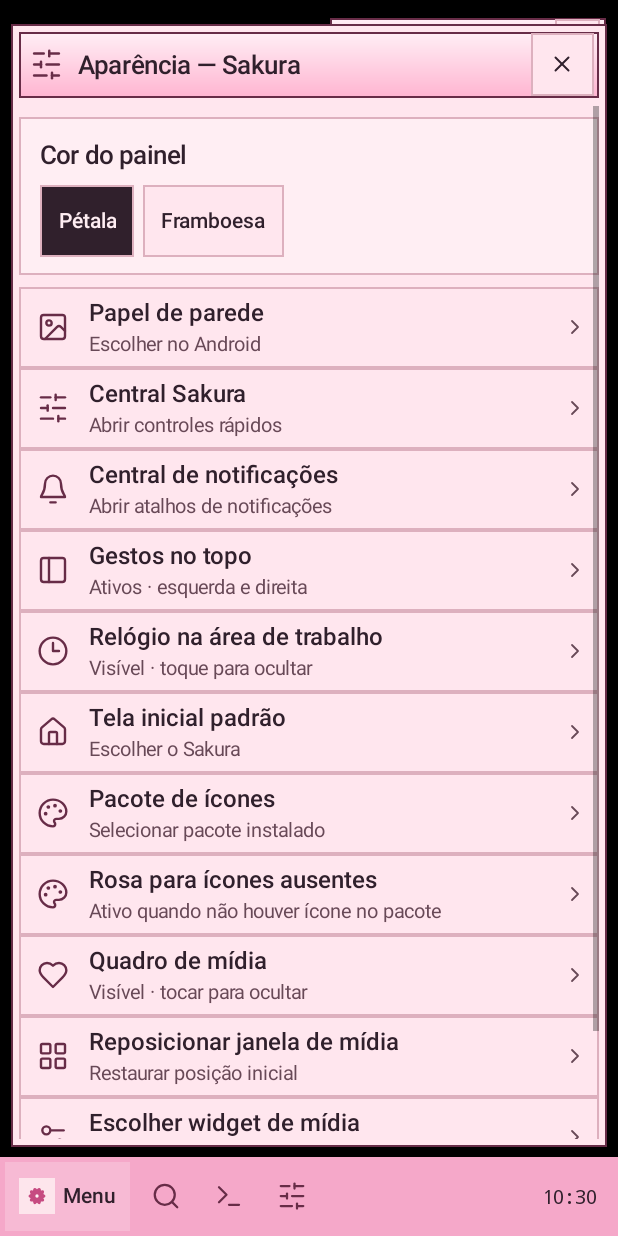
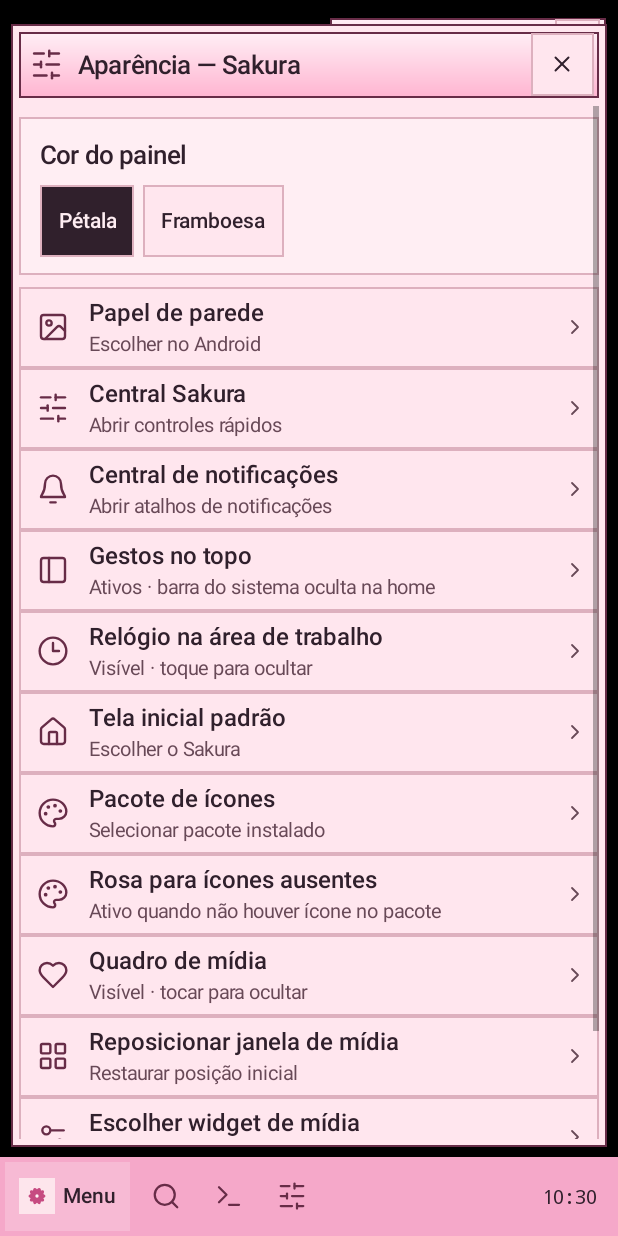
Before and after one commit to elenaess/rose, an Android app: the screen it shows after launch (HomeActivity), after a tap on "Configurações", on a phone screen of 412 x 824 dp. Run offline under Robolectric (Android 15) with nearby library versions, the phone set to English and light mode, and no system bars; pictures from the network do not load.

Commit message:
Sakura 0.5.2: full-screen center and home-only immersive status bar

```diff
--- a/app/build.gradle
+++ b/app/build.gradle
@@ -6,8 +6,8 @@ android {
         applicationId 'br.dev.rose.launcher'
         minSdk 30
         targetSdk 35
-        versionCode 10
-        versionName '0.5.1'
+        versionCode 11
+        versionName '0.5.2'
     }
     compileOptions {
         sourceCompatibility JavaVersion.VERSION_1_8
--- a/app/src/main/java/br/dev/rose/launcher/ControlCenter.java
+++ b/app/src/main/java/br/dev/rose/launcher/ControlCenter.java
@@ -82,7 +82,7 @@ final class ControlCenter {
         LinearLayout card=u.box(true);u.pad(card,12,13,12,13);card.setBackground(u.shape(MILK,0,BORDER));
         card.addView(u.glyph(R.drawable.ic_sakura_bell,WINE),u.lp(26,26));u.gap(card,8);
         card.addView(u.text("Notificações do sistema",17,INK,"sans-serif-medium"));u.gap(card,7);
-        card.addView(u.text("Para ler mensagens e alertas reais, deslize a barra de status original do Android. O Sakura não lê o conteúdo das suas notificações.",14,MUTE,"sans-serif"));
+        card.addView(u.text("Para ler mensagens e alertas reais, deslize a partir da borda superior da tela para revelar a barra original do Android e abra as notificações. O Sakura não lê o conteúdo das suas notificações.",14,MUTE,"sans-serif"));
         body.addView(card);u.gap(body,8);
         body.addView(u.commandRow(R.drawable.ic_sakura_bell,"Configurações de notificações","Gerenciar alertas dos aplicativos",()->open(Settings.ACTION_ALL_APPS_NOTIFICATION_SETTINGS,Settings.ACTION_SETTINGS)));
         body.addView(u.commandRow(R.drawable.ic_clock_3,"Histórico de notificações","Abrir histórico, quando disponível",()->open("android.settings.NOTIFICATION_HISTORY",Settings.ACTION_ALL_APPS_NOTIFICATION_SETTINGS)));
--- a/app/src/main/java/br/dev/rose/launcher/HomeActivity.java
+++ b/app/src/main/java/br/dev/rose/launcher/HomeActivity.java
@@ -39,7 +39,7 @@ public final class HomeActivity extends Activity {
     private AlphabetIndex alphabet;
     private static final long MOTION=90L;
     private float shadeX,shadeY;
-    private boolean shadeCandidate,shadeConsumed;
+    private boolean shadeCandidate,shadeConsumed,shadeClosing;
     private SharedPreferences prefs;
     private final Catalog catalog = new Catalog();
     private volatile IconPack iconPack=IconPack.empty();
@@ -86,6 +86,7 @@ public final class HomeActivity extends Activity {
         navFill.setImportantForAccessibility(View.IMPORTANT_FOR_ACCESSIBILITY_NO);
         base.setOnApplyWindowInsetsListener((v, in) -> {
             Insets bounds = in.getInsets(WindowInsets.Type.systemBars() | WindowInsets.Type.displayCutout() | WindowInsets.Type.ime());
+            // Keep the camera cutout and navigation area safe, even when the status bar is hidden.
             safe.setPadding(bounds.left,bounds.top,bounds.right,bounds.bottom);
             FrameLayout.LayoutParams bar=(FrameLayout.LayoutParams)navFill.getLayoutParams();
             int bottom=in.getInsets(WindowInsets.Type.navigationBars()).bottom;
@@ -106,9 +107,11 @@ public final class HomeActivity extends Activity {
             if ("apps".equals(prev)) openApps(false);
             else if ("term".equals(prev)) openTerm();
             else if ("settings".equals(prev)) openSettings();
+            else if ("quick".equals(prev)) openCenter(true);
+            else if ("notices".equals(prev)) openCenter(false);
         }
     }
-    @Override protected void onResume() { super.onResume(); resumed=true; TerminalResult.onChange = terminalListener; terminalListener.run(); updateHomeChoice(); if(media!=null)media.start(); }
+    @Override protected void onResume() { super.onResume(); resumed=true; applyStatusBar(); TerminalResult.onChange = terminalListener; terminalListener.run(); updateHomeChoice(); if(media!=null)media.start(); }
     @Override protected void onPause() { resumed=false;if(media!=null)media.stop(); if (TerminalResult.onChange == terminalListener) TerminalResult.onChange = null; super.onPause(); }
     @Override protected void onDestroy() { if(media!=null)media.stop();widgetHost.stopListening();unregisterReceiver(packages);worker.shutdownNow();main.removeCallbacksAndMessages(null);super.onDestroy(); }
     @Override protected void onSaveInstanceState(Bundle state) {
@@ -116,24 +119,44 @@ public final class HomeActivity extends Activity {
         state.putString("draft","term".equals(page) && input != null ? input.getText().toString() : draft);
     }
     @Override protected void onNewIntent(Intent intent) { super.onNewIntent(intent);setIntent(intent);closeSheet(); }
+    private boolean centerPage(){return "quick".equals(page)||"notices".equals(page);}
+    private void applyStatusBar(){
+        if(prefs==null)return;
+        WindowInsetsController controller=getWindow().getInsetsController();
+        if(controller==null)return;
+        boolean hide=centerPage()||("home".equals(page)&&prefs.getBoolean("control_center",true));
+        controller.setSystemBarsBehavior(WindowInsetsController.BEHAVIOR_SHOW_TRANSIENT_BARS_BY_SWIPE);
+        if(hide)controller.hide(WindowInsets.Type.statusBars());
+        else controller.show(WindowInsets.Type.statusBars());
+    }
+    @Override public void onWindowFocusChanged(boolean focused){
+        super.onWindowFocusChanged(focused);
+        if(focused)applyStatusBar();
+    }
     @Override public boolean dispatchTouchEvent(MotionEvent event){
         int action=event.getActionMasked();
         if(action==MotionEvent.ACTION_DOWN){
-            shadeConsumed=false;shadeCandidate=false;
+            shadeConsumed=false;shadeCandidate=false;shadeClosing=false;
             if("home".equals(page)&&desktop!=null&&prefs.getBoolean("control_center",true)){
                 int[] origin=new int[2];desktop.getLocationOnScreen(origin);
                 shadeX=event.getRawX()-origin[0];shadeY=event.getRawY()-origin[1];
-                shadeCandidate=shadeY>=0&&shadeY<=u.dp(48)&&shadeX>=0&&shadeX<=desktop.getWidth();
+                shadeCandidate=shadeY>=0&&shadeY<=u.dp(72)&&shadeX>=0&&shadeX<=desktop.getWidth();
+            }else if(centerPage()&&sheet!=null){
+                int[] origin=new int[2];desktop.getLocationOnScreen(origin);
+                shadeX=event.getRawX()-origin[0];shadeY=event.getRawY()-origin[1];
+                shadeClosing=shadeY>=0&&shadeY<=u.dp(56);
+                shadeCandidate=shadeClosing;
             }
         }else if(action==MotionEvent.ACTION_MOVE&&shadeCandidate&&!shadeConsumed){
             int[] origin=new int[2];desktop.getLocationOnScreen(origin);
             float dx=event.getRawX()-origin[0]-shadeX,dy=event.getRawY()-origin[1]-shadeY;
-            if(Math.abs(dx)>u.dp(32)&&Math.abs(dx)>dy)shadeCandidate=false;
-            else if(dy>u.dp(38)&&dy>Math.abs(dx)*1.4f){
+            float vertical=shadeClosing?-dy:dy;
+            if(Math.abs(dx)>u.dp(32)&&Math.abs(dx)>Math.abs(dy))shadeCandidate=false;
+            else if(vertical>u.dp(30)&&vertical>Math.abs(dx)*1.4f){
                 MotionEvent cancel=MotionEvent.obtain(event);cancel.setAction(MotionEvent.ACTION_CANCEL);
                 super.dispatchTouchEvent(cancel);cancel.recycle();
                 shadeCandidate=false;shadeConsumed=true;
-                openCenter(shadeX>=desktop.getWidth()/2f);return true;
+                if(shadeClosing)closeSheet();else openCenter(shadeX>=desktop.getWidth()/2f);return true;
             }
         }
         if(shadeConsumed){if(action==MotionEvent.ACTION_UP||action==MotionEvent.ACTION_CANCEL)shadeConsumed=false;return true;}
@@ -166,7 +189,7 @@ public final class HomeActivity extends Activity {
         taskbar=berry?0xffe99abd:0xfff5a8c9;
     }
         private void showHome() {
-        colors();if(media!=null){media.stop();media=null;}safe.removeAllViews();page="home";overlay=null;
+        colors();if(media!=null){media.stop();media=null;}safe.removeAllViews();page="home";overlay=null;applyStatusBar();
         navFill.setBackgroundColor(taskbar);
         if(getWindow().getInsetsController()!=null)getWindow().getInsetsController().setSystemBarsAppearance(WindowInsetsController.APPEARANCE_LIGHT_NAVIGATION_BARS,WindowInsetsController.APPEARANCE_LIGHT_NAVIGATION_BARS);
         desktop=new FrameLayout(this);safe.addView(desktop);
@@ -198,7 +221,7 @@ public final class HomeActivity extends Activity {
             TextClock date=new TextClock(this);date.setFormat12Hour("EEE, dd/MM");date.setFormat24Hour("EEE, dd/MM");
             date.setTextColor(WINE);date.setTextSize(12);infoBody.addView(date);
         }
-        infoBody.addView(u.text("SAKURA  /  0.5.1",11,WINE,"monospace"));
+        infoBody.addView(u.text("SAKURA  /  0.5.2",11,WINE,"monospace"));
         homeChoice=u.pill("Fixar como launcher",accent,WINE,this::chooseHome);infoBody.addView(homeChoice,u.lp(FULL,32));updateHomeChoice();
         info.addView(infoBody);
         u.place(desktop,info,widgetWidth,WRAP,Gravity.TOP|Gravity.END,0,12,8,0);
@@ -369,20 +392,21 @@ public final class HomeActivity extends Activity {
     private void closeSheet(boolean animate){
         if(page.equals("term")&&input!=null)draft=input.getText().toString();
         FrameLayout old=overlay;LinearLayout oldSheet=sheet;
-        overlay=null;page="home";keyboardOff();
+        boolean wasCenter=centerPage();
+        overlay=null;page="home";keyboardOff();applyStatusBar();
         if(old!=null){
             if(oldSheet!=null)oldSheet.animate().cancel();
             if(animate&&oldSheet!=null&&android.animation.ValueAnimator.areAnimatorsEnabled()){
                 old.setOnClickListener(null);
                 oldSheet.setImportantForAccessibility(View.IMPORTANT_FOR_ACCESSIBILITY_NO_HIDE_DESCENDANTS);
-                oldSheet.animate().alpha(0f).translationY(u.dp(10)).setDuration(MOTION)
+                oldSheet.animate().alpha(0f).translationY(u.dp(wasCenter?-18:10)).setDuration(MOTION)
                     .setInterpolator(new android.view.animation.AccelerateInterpolator()).withEndAction(()->safe.removeView(old)).start();
             }else safe.removeView(old);
         }
         desktop.setImportantForAccessibility(View.IMPORTANT_FOR_ACCESSIBILITY_AUTO);
     }
     private void panel(String id,String title,int icon) {
-        closeSheet(false);page=id;
+        closeSheet(false);page=id;applyStatusBar();
         desktop.setImportantForAccessibility(View.IMPORTANT_FOR_ACCESSIBILITY_NO_HIDE_DESCENDANTS);
         overlay=new FrameLayout(this);safe.addView(overlay);
         overlay.setBackgroundColor(Color.TRANSPARENT);overlay.setOnClickListener(v->closeSheet());
@@ -515,6 +539,10 @@ public final class HomeActivity extends Activity {
     }
     private void openCenter(boolean quick){
         panel(quick?"quick":"notices",quick?"Controles rápidos":"Notificações",quick?R.drawable.ic_sliders_horizontal:R.drawable.ic_sakura_bell);
+        // A center occupies the entire app surface, not a floating desktop window.
+        FrameLayout.LayoutParams full=new FrameLayout.LayoutParams(FULL,FULL,Gravity.TOP);
+        sheet.setLayoutParams(full);sheet.setPadding(0,0,0,0);sheet.setBackgroundColor(surface);
+        overlay.setBackgroundColor(surface);overlay.setOnClickListener(null);
         // Drop from the top, with the same 90 ms animation budget as other windows.
         sheet.animate().cancel();
         if(android.animation.ValueAnimator.areAnimatorsEnabled()){
@@ -538,7 +566,7 @@ public final class HomeActivity extends Activity {
         body.addView(u.commandRow(R.drawable.ic_image,"Papel de parede","Escolher no Android",this::chooseWallpaper));
         body.addView(u.commandRow(R.drawable.ic_sliders_horizontal,"Central Sakura","Abrir controles rápidos",()->openCenter(true)));
         body.addView(u.commandRow(R.drawable.ic_sakura_bell,"Central de notificações","Abrir atalhos de notificações",()->openCenter(false)));
-        body.addView(u.commandRow(R.drawable.ic_panel_left,"Gestos no topo",prefs.getBoolean("control_center",true)?"Ativos · esquerda e direita":"Desativados · toque para ativar",()->{prefs.edit().putBoolean("control_center",!prefs.getBoolean("control_center",true)).apply();openSettings();}));
+        body.addView(u.commandRow(R.drawable.ic_panel_left,"Gestos no topo",prefs.getBoolean("control_center",true)?"Ativos · barra do sistema oculta na home":"Desativados · barra original visível",()->{prefs.edit().putBoolean("control_center",!prefs.getBoolean("control_center",true)).apply();openSettings();}));
         body.addView(u.commandRow(R.drawable.ic_clock_3,"Relógio na área de trabalho",prefs.getBoolean("clock",true)?"Visível · toque para ocultar":"Oculto · toque para mostrar",()->{
             prefs.edit().putBoolean("clock",!prefs.getBoolean("clock",true)).apply();showHome();openSettings();
         }));
```
